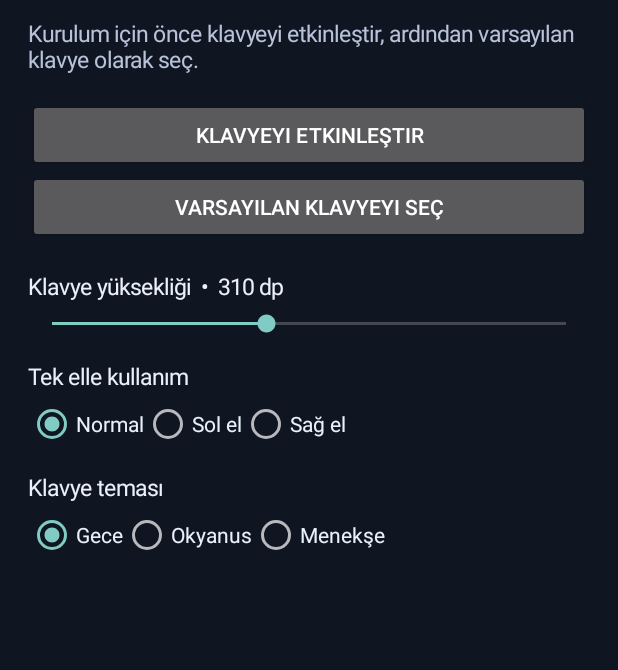
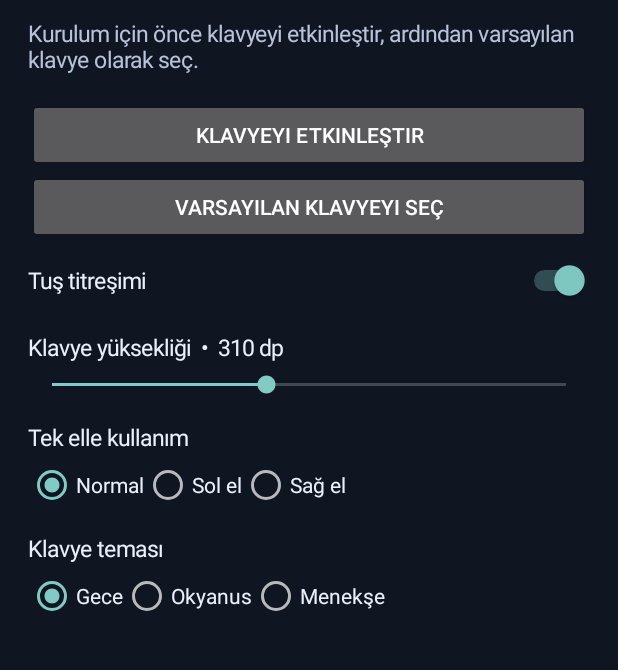
Before and after one commit to aviatorceycey-debug/Erdin-Klavye, an Android app: the screen it shows after launch (MainActivity), on a phone screen of 412 x 824 dp, the part 89-759 px from its top. Run offline under Robolectric (Android 15) with nearby library versions, the phone set to English and light mode, and no system bars.

Commit message:
Add keyboard haptic feedback setting

```diff
--- a/app/src/main/java/com/erdin/klavye/MainActivity.kt
+++ b/app/src/main/java/com/erdin/klavye/MainActivity.kt
@@ -13,6 +13,7 @@ import android.widget.TextView
 import android.widget.SeekBar
 import android.widget.RadioGroup
 import android.widget.RadioButton
+import android.widget.Switch
 
 class MainActivity : Activity() {
     override fun onCreate(savedInstanceState: Bundle?) {
@@ -67,6 +68,18 @@ class MainActivity : Activity() {
             override fun onStopTrackingTouch(seekBar: SeekBar?) = Unit
         })
         root.addView(title); root.addView(info); root.addView(enable); root.addView(choose)
+
+        val hapticSwitch = Switch(this).apply {
+            text = "Tuş titreşimi"
+            textSize = 15f
+            setTextColor(0xFFEAF1FC.toInt())
+            isChecked = prefs.getBoolean("haptic_enabled", true)
+            setOnCheckedChangeListener { _, checked ->
+                prefs.edit().putBoolean("haptic_enabled", checked).apply()
+            }
+        }
+        hapticSwitch.setPadding(0, 22, 0, 8)
+        root.addView(hapticSwitch)
         val handLabel = TextView(this).apply {
             text = "Tek elle kullanım"
             textSize = 15f
```
